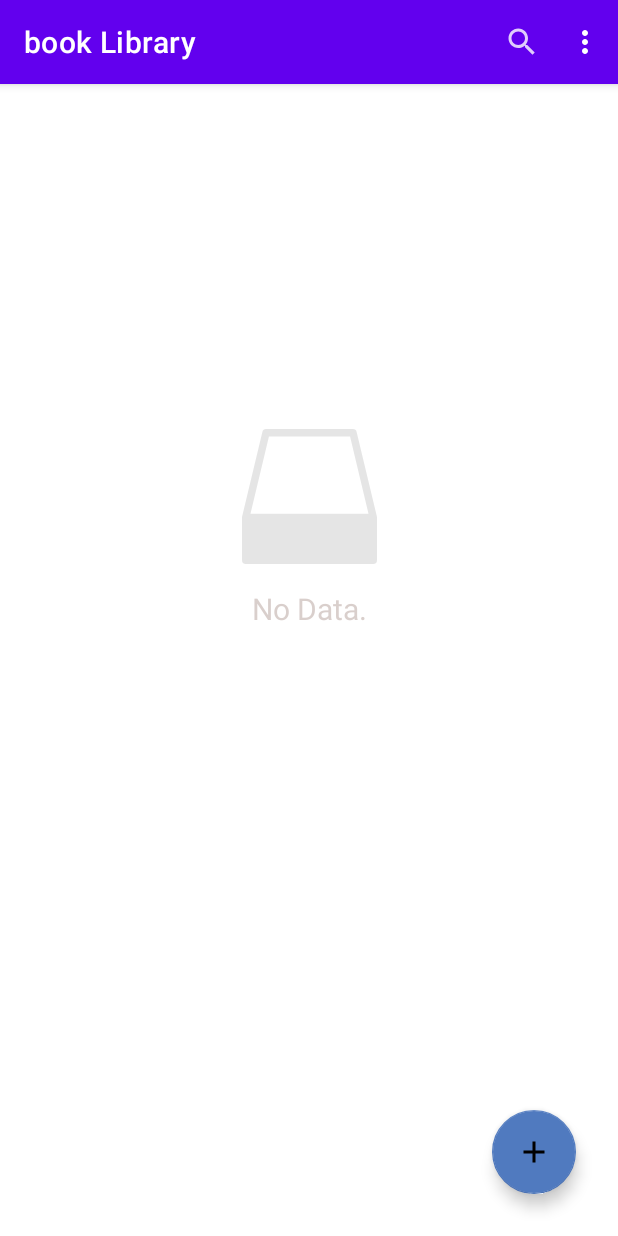
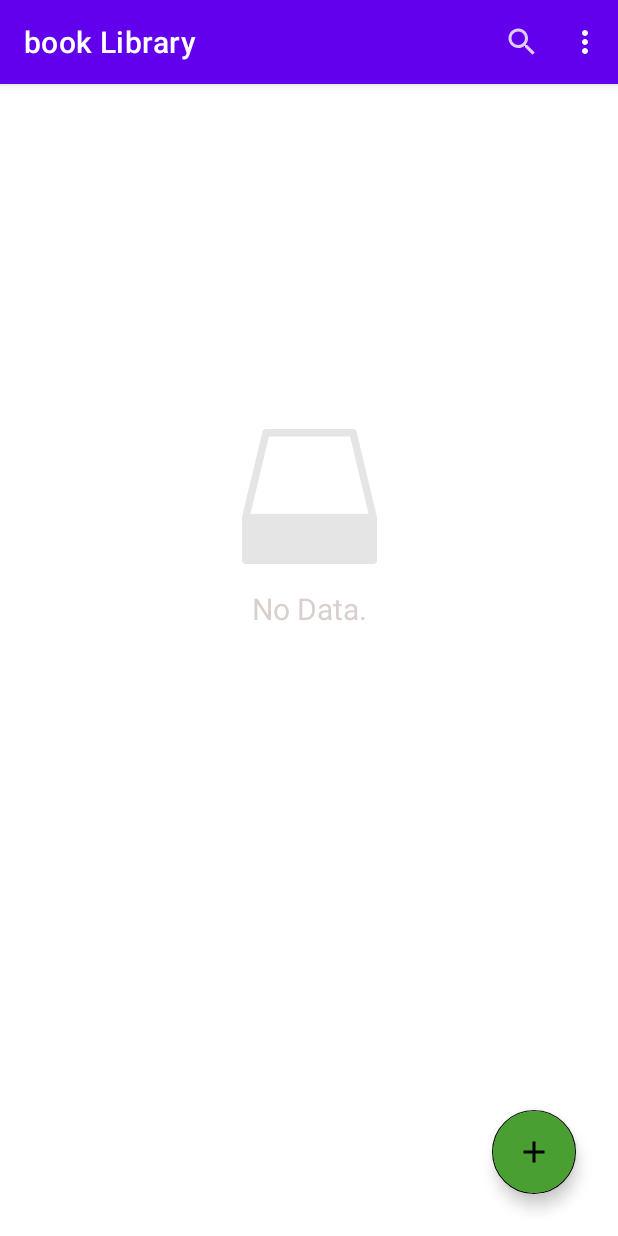
Before and after one commit to exark/Ma_bibliotheque, an Android app: the screen it shows after launch (MainActivity), on a phone screen of 412 x 824 dp. Run offline under Robolectric (Android 15) with nearby library versions, the phone set to English and light mode, and no system bars.

Commit message:
import works, searchView still not..

```diff
--- a/app/build.gradle
+++ b/app/build.gradle
@@ -13,6 +13,7 @@ android {
         versionName "1.0"
 
         testInstrumentationRunner "androidx.test.runner.AndroidJUnitRunner"
+        vectorDrawables.useSupportLibrary = true
     }
 
     buildTypes {
@@ -35,7 +36,10 @@ dependencies {
     testImplementation 'junit:junit:4.+'
     androidTestImplementation 'androidx.test.ext:junit:1.1.3'
     androidTestImplementation 'androidx.test.espresso:espresso-core:3.4.0'
+    implementation 'androidx.recyclerview:recyclerview:1.1.0'
+    implementation 'com.google.android.material:material:1.0.0'
     api 'com.theartofdev.edmodo:android-image-cropper:2.8.+'
     implementation 'com.squareup.picasso:picasso:2.5.2'
 
+
 }
--- a/app/src/main/res/layout/activity_main.xml
+++ b/app/src/main/res/layout/activity_main.xml
@@ -24,12 +24,12 @@
         android:layout_height="wrap_content"
         android:layout_marginEnd="28dp"
         android:layout_marginBottom="28dp"
-        android:backgroundTint="#507ABF"
+        android:backgroundTint="#4A9F33"
         android:clickable="true"
         android:focusable="true"
         android:foregroundTint="#FFFFFF"
         android:tint="#FFFFFF"
-        app:backgroundTint="#507ABF"
+        app:backgroundTint="#000000"
         app:layout_constraintBottom_toBottomOf="parent"
         app:layout_constraintEnd_toEndOf="parent"
         app:srcCompat="@drawable/ic_add"
```
